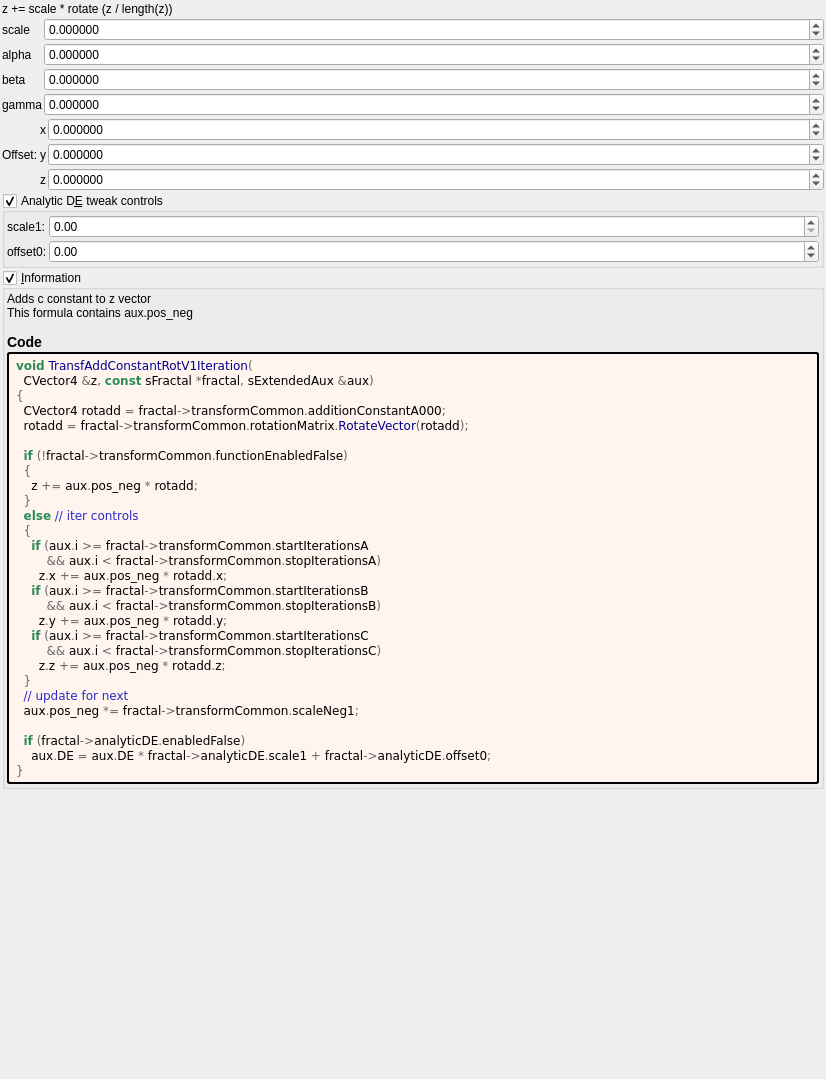
The window that mandelbulber2/formula/ui/transf_add_norm.ui (buddhi1980/mandelbulber2) describes before a commit, drawn with Qt 5.
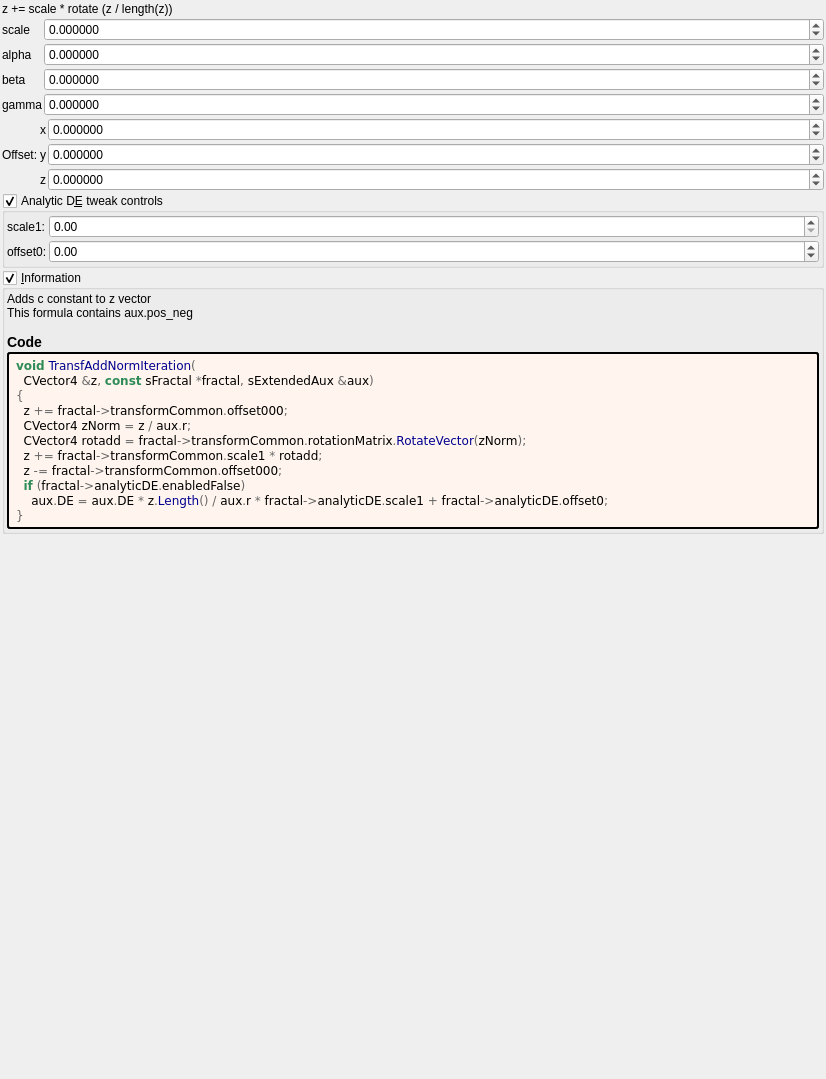
The same window after the commit. Custom widgets are drawn as their Qt base class.

What changed in the file:
```diff
--- a/mandelbulber2/formula/ui/transf_add_norm.ui
+++ b/mandelbulber2/formula/ui/transf_add_norm.ui
@@ -458,33 +458,16 @@
         </property>
         <property name="text">
          <string notr="true">&lt;body style=&quot;background-color:#fff5ee&quot;&gt;
-&lt;pre style=&quot;color:#000000; background-color:#fff5ee;  font-family:'Courier New',monospace;&quot;&gt;&lt;span style=&quot;color:#2e8b57; font-weight:bold&quot;&gt;void&lt;/span&gt; &lt;span style=&quot;color:#00008f&quot;&gt;TransfAddConstantRotV1Iteration&lt;/span&gt;&lt;span style=&quot;color:#676767&quot;&gt;(&lt;/span&gt;
+&lt;pre style=&quot;color:#000000; background-color:#fff5ee;  font-family:'Courier New',monospace;&quot;&gt;&lt;span style=&quot;color:#2e8b57; font-weight:bold&quot;&gt;void&lt;/span&gt; &lt;span style=&quot;color:#00008f&quot;&gt;TransfAddNormIteration&lt;/span&gt;&lt;span style=&quot;color:#676767&quot;&gt;(&lt;/span&gt;
   CVector4 &lt;span style=&quot;color:#676767&quot;&gt;&amp;amp;&lt;/span&gt;z&lt;span style=&quot;color:#676767&quot;&gt;,&lt;/span&gt; &lt;span style=&quot;color:#2e8b57; font-weight:bold&quot;&gt;const&lt;/span&gt; sFractal &lt;span style=&quot;color:#676767&quot;&gt;*&lt;/span&gt;fractal&lt;span style=&quot;color:#676767&quot;&gt;,&lt;/span&gt; sExtendedAux &lt;span style=&quot;color:#676767&quot;&gt;&amp;amp;&lt;/span&gt;aux&lt;span style=&quot;color:#676767&quot;&gt;)&lt;/span&gt;
 &lt;span style=&quot;color:#676767&quot;&gt;{&lt;/span&gt;
-  CVector4 rotadd &lt;span style=&quot;color:#676767&quot;&gt;=&lt;/span&gt; fractal&lt;span style=&quot;color:#676767&quot;&gt;-&amp;gt;&lt;/span&gt;transformCommon&lt;span style=&quot;color:#676767&quot;&gt;.&lt;/span&gt;additionConstantA000&lt;span style=&quot;color:#676767&quot;&gt;;&lt;/span&gt;
-  rotadd &lt;span style=&quot;color:#676767&quot;&gt;=&lt;/span&gt; fractal&lt;span style=&quot;color:#676767&quot;&gt;-&amp;gt;&lt;/span&gt;transformCommon&lt;span style=&quot;color:#676767&quot;&gt;.&lt;/span&gt;rotationMatrix&lt;span style=&quot;color:#676767&quot;&gt;.&lt;/span&gt;&lt;span style=&quot;color:#00008f&quot;&gt;RotateVector&lt;/span&gt;&lt;span style=&quot;color:#676767&quot;&gt;(&lt;/span&gt;rotadd&lt;span style=&quot;color:#676767&quot;&gt;);&lt;/span&gt;
-
-  &lt;span style=&quot;color:#2e8b57; font-weight:bold&quot;&gt;if&lt;/span&gt; &lt;span style=&quot;color:#676767&quot;&gt;(!&lt;/span&gt;fractal&lt;span style=&quot;color:#676767&quot;&gt;-&amp;gt;&lt;/span&gt;transformCommon&lt;span style=&quot;color:#676767&quot;&gt;.&lt;/span&gt;functionEnabledFalse&lt;span style=&quot;color:#676767&quot;&gt;)&lt;/span&gt;
-  &lt;span style=&quot;color:#676767&quot;&gt;{&lt;/span&gt;
-    z &lt;span style=&quot;color:#676767&quot;&gt;+=&lt;/span&gt; aux&lt;span style=&quot;color:#676767&quot;&gt;.&lt;/span&gt;pos_neg &lt;span style=&quot;color:#676767&quot;&gt;*&lt;/span&gt; rotadd&lt;span style=&quot;color:#676767&quot;&gt;;&lt;/span&gt;
-  &lt;span style=&quot;color:#676767&quot;&gt;}&lt;/span&gt;
-  &lt;span style=&quot;color:#2e8b57; font-weight:bold&quot;&gt;else&lt;/span&gt; &lt;span style=&quot;color:#2929cc&quot;&gt;// iter controls&lt;/span&gt;
-  &lt;span style=&quot;color:#676767&quot;&gt;{&lt;/span&gt;
-    &lt;span style=&quot;color:#2e8b57; font-weight:bold&quot;&gt;if&lt;/span&gt; &lt;span style=&quot;color:#676767&quot;&gt;(&lt;/span&gt;aux&lt;span style=&quot;color:#676767&quot;&gt;.&lt;/span&gt;i &lt;span style=&quot;color:#676767&quot;&gt;&amp;gt;=&lt;/span&gt; fractal&lt;span style=&quot;color:#676767&quot;&gt;-&amp;gt;&lt;/span&gt;transformCommon&lt;span style=&quot;color:#676767&quot;&gt;.&lt;/span&gt;startIterationsA
-        &lt;span style=&quot;color:#676767&quot;&gt;&amp;amp;&amp;amp;&lt;/span&gt; aux&lt;span style=&quot;color:#676767&quot;&gt;.&lt;/span&gt;i &lt;span style=&quot;color:#676767&quot;&gt;&amp;lt;&lt;/span&gt; fractal&lt;span style=&quot;color:#676767&quot;&gt;-&amp;gt;&lt;/span&gt;transformCommon&lt;span style=&quot;color:#676767&quot;&gt;.&lt;/span&gt;stopIterationsA&lt;span style=&quot;color:#676767&quot;&gt;)&lt;/span&gt;
-      z&lt;span style=&quot;color:#676767&quot;&gt;.&lt;/span&gt;x &lt;span style=&quot;color:#676767&quot;&gt;+=&lt;/span&gt; aux&lt;span style=&quot;color:#676767&quot;&gt;.&lt;/span&gt;pos_neg &lt;span style=&quot;color:#676767&quot;&gt;*&lt;/span&gt; rotadd&lt;span style=&quot;color:#676767&quot;&gt;.&lt;/span&gt;x&lt;span style=&quot;color:#676767&quot;&gt;;&lt;/span&gt;
-    &lt;span style=&quot;color:#2e8b57; font-weight:bold&quot;&gt;if&lt;/span&gt; &lt;span style=&quot;color:#676767&quot;&gt;(&lt;/span&gt;aux&lt;span style=&quot;color:#676767&quot;&gt;.&lt;/span&gt;i &lt;span style=&quot;color:#676767&quot;&gt;&amp;gt;=&lt;/span&gt; fractal&lt;span style=&quot;color:#676767&quot;&gt;-&amp;gt;&lt;/span&gt;transformCommon&lt;span style=&quot;color:#676767&quot;&gt;.&lt;/span&gt;startIterationsB
-        &lt;span style=&quot;color:#676767&quot;&gt;&amp;amp;&amp;amp;&lt;/span&gt; aux&lt;span style=&quot;color:#676767&quot;&gt;.&lt;/span&gt;i &lt;span style=&quot;color:#676767&quot;&gt;&amp;lt;&lt;/span&gt; fractal&lt;span style=&quot;color:#676767&quot;&gt;-&amp;gt;&lt;/span&gt;transformCommon&lt;span style=&quot;color:#676767&quot;&gt;.&lt;/span&gt;stopIterationsB&lt;span style=&quot;color:#676767&quot;&gt;)&lt;/span&gt;
-      z&lt;span style=&quot;color:#676767&quot;&gt;.&lt;/span&gt;y &lt;span style=&quot;color:#676767&quot;&gt;+=&lt;/span&gt; aux&lt;span style=&quot;color:#676767&quot;&gt;.&lt;/span&gt;pos_neg &lt;span style=&quot;color:#676767&quot;&gt;*&lt;/span&gt; rotadd&lt;span style=&quot;color:#676767&quot;&gt;.&lt;/span&gt;y&lt;span style=&quot;color:#676767&quot;&gt;;&lt;/span&gt;
-    &lt;span style=&quot;color:#2e8b57; font-weight:bold&quot;&gt;if&lt;/span&gt; &lt;span style=&quot;color:#676767&quot;&gt;(&lt;/span&gt;aux&lt;span style=&quot;color:#676767&quot;&gt;.&lt;/span&gt;i &lt;span style=&quot;color:#676767&quot;&gt;&amp;gt;=&lt;/span&gt; fractal&lt;span style=&quot;color:#676767&quot;&gt;-&amp;gt;&lt;/span&gt;transformCommon&lt;span style=&quot;color:#676767&quot;&gt;.&lt;/span&gt;startIterationsC
-        &lt;span style=&quot;color:#676767&quot;&gt;&amp;amp;&amp;amp;&lt;/span&gt; aux&lt;span style=&quot;color:#676767&quot;&gt;.&lt;/span&gt;i &lt;span style=&quot;color:#676767&quot;&gt;&amp;lt;&lt;/span&gt; fractal&lt;span style=&quot;color:#676767&quot;&gt;-&amp;gt;&lt;/span&gt;transformCommon&lt;span style=&quot;color:#676767&quot;&gt;.&lt;/span&gt;stopIterationsC&lt;span style=&quot;color:#676767&quot;&gt;)&lt;/span&gt;
-      z&lt;span style=&quot;color:#676767&quot;&gt;.&lt;/span&gt;z &lt;span style=&quot;color:#676767&quot;&gt;+=&lt;/span&gt; aux&lt;span style=&quot;color:#676767&quot;&gt;.&lt;/span&gt;pos_neg &lt;span style=&quot;color:#676767&quot;&gt;*&lt;/span&gt; rotadd&lt;span style=&quot;color:#676767&quot;&gt;.&lt;/span&gt;z&lt;span style=&quot;color:#676767&quot;&gt;;&lt;/span&gt;
-  &lt;span style=&quot;color:#676767&quot;&gt;}&lt;/span&gt;
-  &lt;span style=&quot;color:#2929cc&quot;&gt;// update for next&lt;/span&gt;
-  aux&lt;span style=&quot;color:#676767&quot;&gt;.&lt;/span&gt;pos_neg &lt;span style=&quot;color:#676767&quot;&gt;*=&lt;/span&gt; fractal&lt;span style=&quot;color:#676767&quot;&gt;-&amp;gt;&lt;/span&gt;transformCommon&lt;span style=&quot;color:#676767&quot;&gt;.&lt;/span&gt;scaleNeg1&lt;span style=&quot;color:#676767&quot;&gt;;&lt;/span&gt;
-
+  z &lt;span style=&quot;color:#676767&quot;&gt;+=&lt;/span&gt; fractal&lt;span style=&quot;color:#676767&quot;&gt;-&amp;gt;&lt;/span&gt;transformCommon&lt;span style=&quot;color:#676767&quot;&gt;.&lt;/span&gt;offset000&lt;span style=&quot;color:#676767&quot;&gt;;&lt;/span&gt;
+  CVector4 zNorm &lt;span style=&quot;color:#676767&quot;&gt;=&lt;/span&gt; z &lt;span style=&quot;color:#676767&quot;&gt;/&lt;/span&gt; aux&lt;span style=&quot;color:#676767&quot;&gt;.&lt;/span&gt;r&lt;span style=&quot;color:#676767&quot;&gt;;&lt;/span&gt;
+  CVector4 rotadd &lt;span style=&quot;color:#676767&quot;&gt;=&lt;/span&gt; fractal&lt;span style=&quot;color:#676767&quot;&gt;-&amp;gt;&lt;/span&gt;transformCommon&lt;span style=&quot;color:#676767&quot;&gt;.&lt;/span&gt;rotationMatrix&lt;span style=&quot;color:#676767&quot;&gt;.&lt;/span&gt;&lt;span style=&quot;color:#00008f&quot;&gt;RotateVector&lt;/span&gt;&lt;span style=&quot;color:#676767&quot;&gt;(&lt;/span&gt;zNorm&lt;span style=&quot;color:#676767&quot;&gt;);&lt;/span&gt;
+  z &lt;span style=&quot;color:#676767&quot;&gt;+=&lt;/span&gt; fractal&lt;span style=&quot;color:#676767&quot;&gt;-&amp;gt;&lt;/span&gt;transformCommon&lt;span style=&quot;color:#676767&quot;&gt;.&lt;/span&gt;scale1 &lt;span style=&quot;color:#676767&quot;&gt;*&lt;/span&gt; rotadd&lt;span style=&quot;color:#676767&quot;&gt;;&lt;/span&gt;
+  z &lt;span style=&quot;color:#676767&quot;&gt;-=&lt;/span&gt; fractal&lt;span style=&quot;color:#676767&quot;&gt;-&amp;gt;&lt;/span&gt;transformCommon&lt;span style=&quot;color:#676767&quot;&gt;.&lt;/span&gt;offset000&lt;span style=&quot;color:#676767&quot;&gt;;&lt;/span&gt;
   &lt;span style=&quot;color:#2e8b57; font-weight:bold&quot;&gt;if&lt;/span&gt; &lt;span style=&quot;color:#676767&quot;&gt;(&lt;/span&gt;fractal&lt;span style=&quot;color:#676767&quot;&gt;-&amp;gt;&lt;/span&gt;analyticDE&lt;span style=&quot;color:#676767&quot;&gt;.&lt;/span&gt;enabledFalse&lt;span style=&quot;color:#676767&quot;&gt;)&lt;/span&gt;
-    aux&lt;span style=&quot;color:#676767&quot;&gt;.&lt;/span&gt;DE &lt;span style=&quot;color:#676767&quot;&gt;=&lt;/span&gt; aux&lt;span style=&quot;color:#676767&quot;&gt;.&lt;/span&gt;DE &lt;span style=&quot;color:#676767&quot;&gt;*&lt;/span&gt; fractal&lt;span style=&quot;color:#676767&quot;&gt;-&amp;gt;&lt;/span&gt;analyticDE&lt;span style=&quot;color:#676767&quot;&gt;.&lt;/span&gt;scale1 &lt;span style=&quot;color:#676767&quot;&gt;+&lt;/span&gt; fractal&lt;span style=&quot;color:#676767&quot;&gt;-&amp;gt;&lt;/span&gt;analyticDE&lt;span style=&quot;color:#676767&quot;&gt;.&lt;/span&gt;offset0&lt;span style=&quot;color:#676767&quot;&gt;;&lt;/span&gt;
+    aux&lt;span style=&quot;color:#676767&quot;&gt;.&lt;/span&gt;DE &lt;span style=&quot;color:#676767&quot;&gt;=&lt;/span&gt; aux&lt;span style=&quot;color:#676767&quot;&gt;.&lt;/span&gt;DE &lt;span style=&quot;color:#676767&quot;&gt;*&lt;/span&gt; z&lt;span style=&quot;color:#676767&quot;&gt;.&lt;/span&gt;&lt;span style=&quot;color:#00008f&quot;&gt;Length&lt;/span&gt;&lt;span style=&quot;color:#676767&quot;&gt;() /&lt;/span&gt; aux&lt;span style=&quot;color:#676767&quot;&gt;.&lt;/span&gt;r &lt;span style=&quot;color:#676767&quot;&gt;*&lt;/span&gt; fractal&lt;span style=&quot;color:#676767&quot;&gt;-&amp;gt;&lt;/span&gt;analyticDE&lt;span style=&quot;color:#676767&quot;&gt;.&lt;/span&gt;scale1 &lt;span style=&quot;color:#676767&quot;&gt;+&lt;/span&gt; fractal&lt;span style=&quot;color:#676767&quot;&gt;-&amp;gt;&lt;/span&gt;analyticDE&lt;span style=&quot;color:#676767&quot;&gt;.&lt;/span&gt;offset0&lt;span style=&quot;color:#676767&quot;&gt;;&lt;/span&gt;
 &lt;span style=&quot;color:#676767&quot;&gt;}&lt;/span&gt;
 &lt;/pre&gt;
 &lt;/body&gt;</string>
```
Left out of the diff: 4 changed lines with no effect on the pictures.
